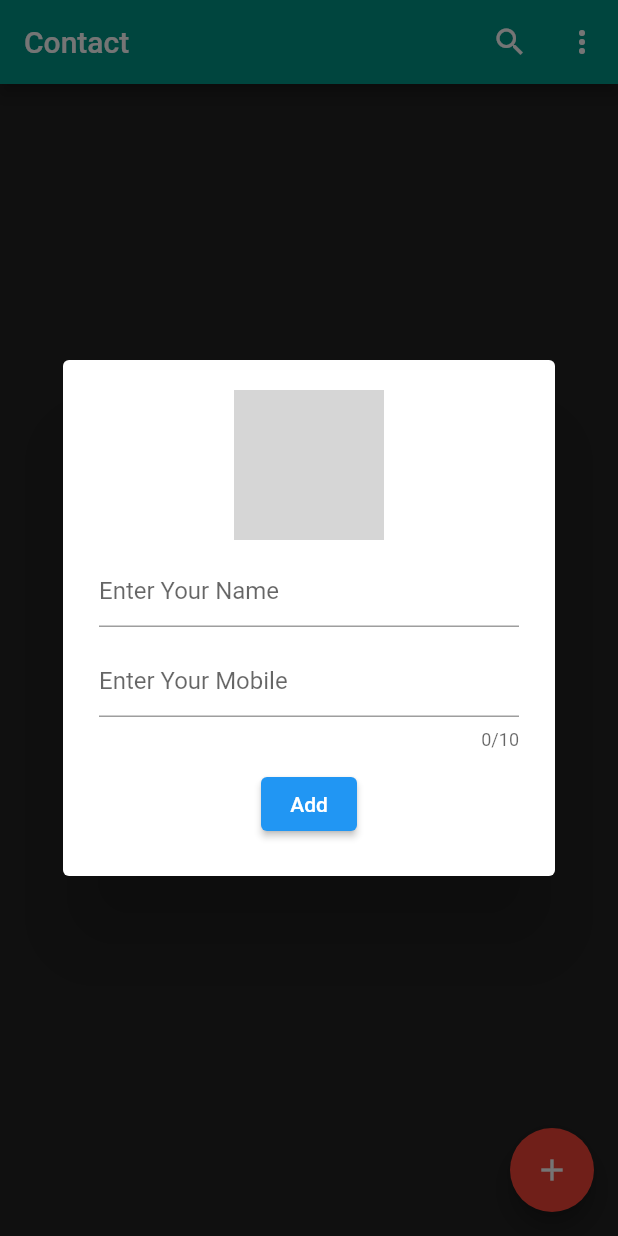
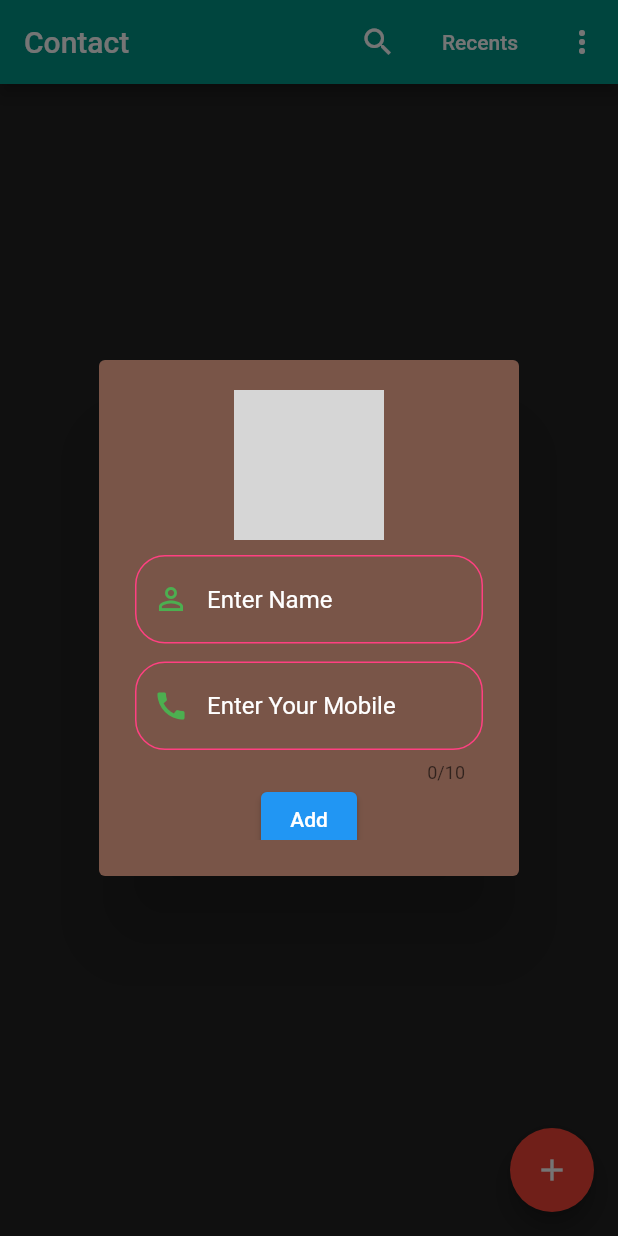
Before and after one commit to Akshitchovatiya20/contact, a Flutter app: the screen it shows after launch, after a tap on the "add" icon, on a phone screen of 412 x 824 dp. Run offline on Flutter 3.47's test engine with Material 2 defaults, Android fonts, the phone set to English and light mode, and no system bars; our stand-ins replace contacts_service, google_fonts, image_picker, share; grey boxes are pictures that could not be loaded.

Commit message:
06/07/22 /in evning

```diff
--- a/lib/screen/home/view/Details.dart
+++ b/lib/screen/home/view/Details.dart
@@ -16,7 +16,6 @@ class detail extends StatefulWidget {
 }
 
 class _detailState extends State<detail> {
-
 
   @override
   Widget build(BuildContext context) {
@@ -69,6 +68,7 @@ class _detailState extends State<detail> {
                   onPressed: () {
                     String no = "tel: +91(${m2.no})";
                     launchUrl(Uri.parse(no));
+
                   },
                   icon: Icon(
                     Icons.call,
--- a/lib/screen/home/view/Home.dart
+++ b/lib/screen/home/view/Home.dart
@@ -4,6 +4,7 @@ import 'package:contact/utils/constant/componets/size.dart';
 import 'package:contacts_service/contacts_service.dart';
 import 'package:flutter/material.dart';
 import 'package:flutter/services.dart';
+import 'package:google_fonts/google_fonts.dart';
 import 'package:image_picker/image_picker.dart';
 
 class home extends StatefulWidget {
@@ -17,7 +18,6 @@ class _homeState extends State<home> {
   List<String> name = [];
   List<String> no = [];
   List<String> img = [];
-
 
   TextEditingController txtname = TextEditingController();
   TextEditingController txtno = TextEditingController();
@@ -38,9 +38,11 @@ class _homeState extends State<home> {
                 context: context,
                 builder: (context){
                   return AlertDialog(
+                    backgroundColor: Colors.brown,
                     content: Container(
                       height: 300,
-                      width: 280,
+                      //width: 260,
+                      child: SingleChildScrollView(
                         child: Column(
                           children : [
                             GestureDetector(
@@ -61,17 +63,42 @@ class _homeState extends State<home> {
                             ),
                              H(10),
                             TextField(
+                              style: TextStyle(color: Colors.white),
                             controller: txtname,
                             decoration: InputDecoration(
-                            hintText: "Enter Your Name",
+                              enabledBorder: new OutlineInputBorder(
+                                borderRadius: new BorderRadius.circular(20),
+                                borderSide:  BorderSide(color: Colors.pinkAccent ),
+
+                              ),
+                              focusedBorder: new OutlineInputBorder(
+                                borderRadius: new BorderRadius.circular(20),
+                                borderSide:  BorderSide(color: Colors.pinkAccent),
+                              ),
+                              prefixIcon: Icon(Icons.person_outline_outlined,color: Colors.green,),
+                              hintText: "Enter Name",
+                              hintStyle: TextStyle(color: Colors.white,),
                               floatingLabelAlignment: FloatingLabelAlignment.start,
                             ),
                           ),
                             H(12),
                             TextField(
+                              style: TextStyle(color: Colors.white),
                             controller: txtno,
                             decoration: InputDecoration(
+                              enabledBorder: new OutlineInputBorder(
+                                borderRadius: new BorderRadius.circular(20),
+                                borderSide:  BorderSide(color: Colors.pinkAccent ),
+
+                              ),
+                              focusedBorder: new OutlineInputBorder(
+                                borderRadius: new BorderRadius.circular(20),
+                                borderSide:  BorderSide(color: Colors.pinkAccent ),
+
+                              ),
+                              prefixIcon: Icon(Icons.call,color: Colors.green,),
                               hintText: "Enter Your Mobile",
+                              hintStyle: TextStyle(color: Colors.white,),
                               floatingLabelAlignment: FloatingLabelAlignment.start,
                             ),
                             maxLength: 10,
@@ -80,14 +107,16 @@ class _homeState extends State<home> {
                               FilteringTextInputFormatter.digitsOnly,
                             ],
                           ),
-                          H(12),
                             ElevatedButton(onPressed: (){
                               setState((){
                                 next();
                               });
+                              // txtname.clear();
+                              // txtno.clear();
                               Navigator.pop(context);
                             }, child: Text("Add")),
                           ],
+                        ),
                       ),
                     ),
                   );
@@ -102,7 +131,7 @@ class _homeState extends State<home> {
           backgroundColor: Colors.teal,
           title: Text(
             "Contact",
-            style: TextStyle(color: Colors.white),
+            style: GoogleFonts.robotoFlex(),
           ),
           actions: [
             IconButton(
@@ -111,17 +140,17 @@ class _homeState extends State<home> {
                   Icons.search,
                   color: Colors.white,
                 )),
-            // FlatButton(
-            //   textColor: Colors.white,
-            //   onPressed: () {
-            //     Navigator.pushNamed(
-            //       context,
-            //       'myapp',
-            //     );
-            //   },
-            //   child: Text("Recents"),
-            //   shape: CircleBorder(side: BorderSide(color: Colors.transparent)),
-            // ),
+             FlatButton(
+               textColor: Colors.white,
+               onPressed: () {
+                 Navigator.pushNamed(
+                   context,
+                   'myapp',
+                 );
+               },
+               child: Text("Recents"),
+               shape: CircleBorder(side: BorderSide(color: Colors.transparent)),
+             ),
             PopupMenuButton(itemBuilder: (value) {
               return [
                 PopupMenuItem(
--- a/lib/screen/home/view/Model.dart
+++ b/lib/screen/home/view/Model.dart
@@ -1,4 +1,6 @@
 import 'dart:io';
+
+
 
 class Modal{
     File f1 = File("");
--- a/pubspec.yaml
+++ b/pubspec.yaml
@@ -37,6 +37,7 @@ dependencies:
   image_picker: ^0.8.5+3
   url_launcher: ^6.1.4
   share: ^2.0.4
+  google_fonts: ^3.0.1
   contacts_service: ^0.6.3
 
 dev_dependencies:
```
Also changed, not shown: pubspec.lock. Lines whose indentation alone changed are shown as unchanged.
